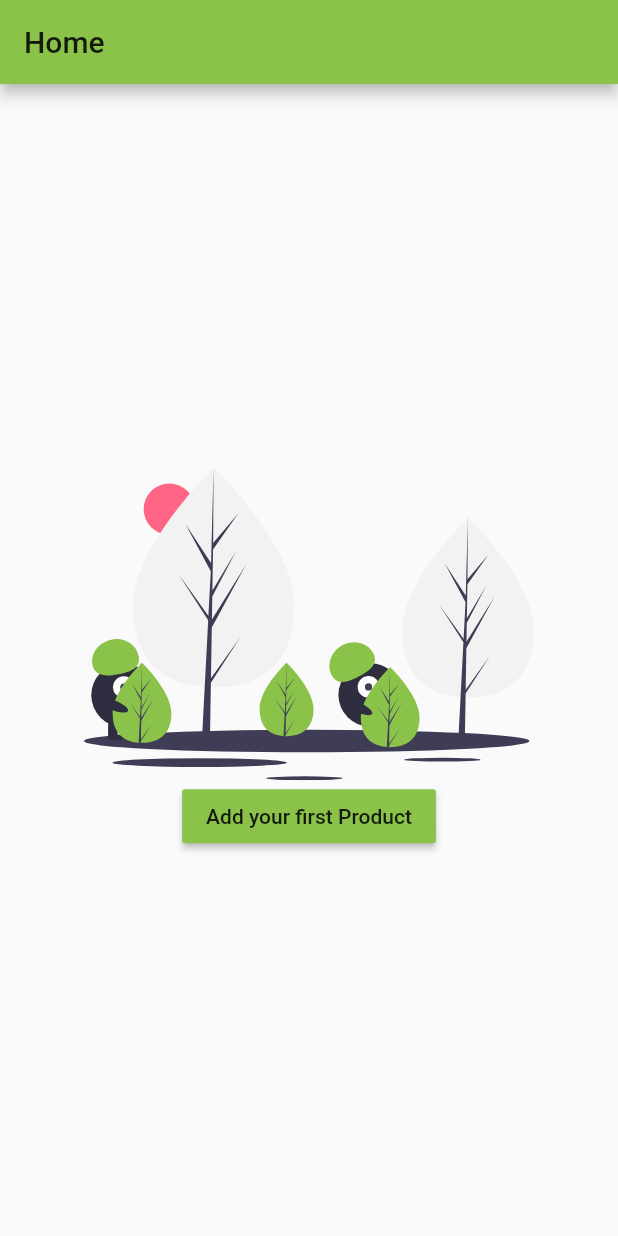
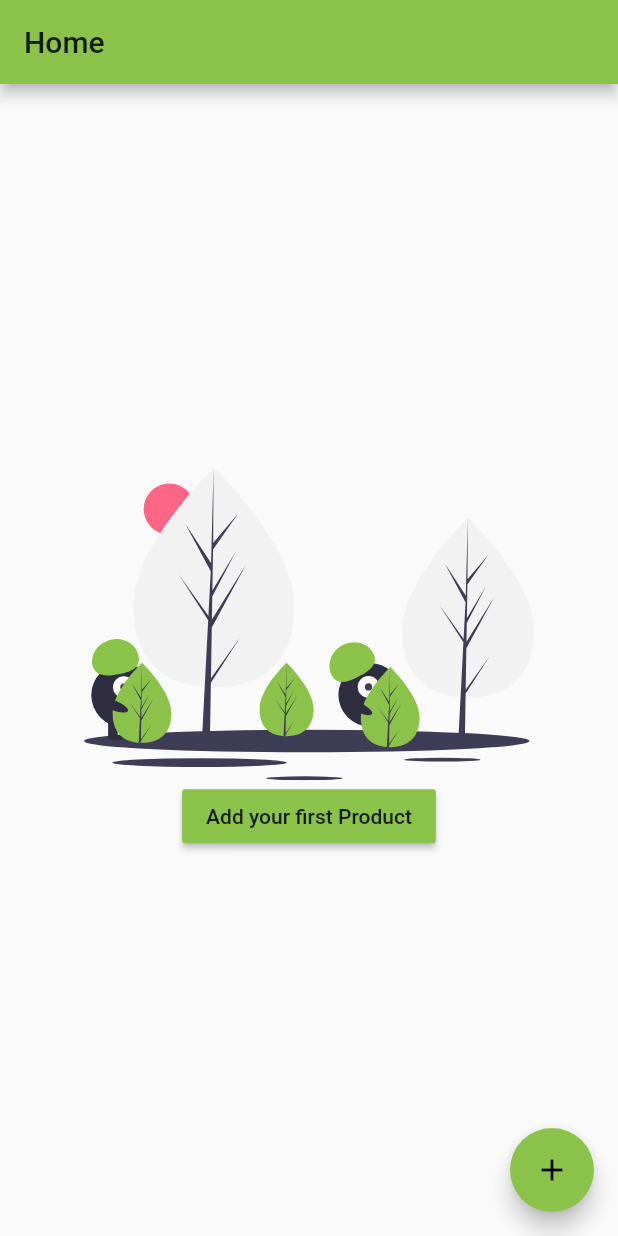
Before and after one commit to GrandSchtroumpf/veggie-market-flutter, a Flutter app: the screen it shows after launch, on a phone screen of 412 x 824 dp. Run offline on Flutter 3.47's test engine with Material 2 defaults, Android fonts, the light colour scheme and no system bars; our stand-ins replace cloud_firestore, firebase_core, firebase_storage, flutter_svg, image_cropper, image_picker; accounts and stored records are empty.

Commit message:
improve imgform

```diff
--- a/lib/product/list.dart
+++ b/lib/product/list.dart
@@ -7,21 +7,19 @@ class ProductList extends StatelessWidget {
   @override
   Widget build(BuildContext context) {
     final service = ServiceProvider.of(context).product;
-    return StreamBuilder<List<Product>>(
-      initialData: [],
+    return Scaffold(
+      appBar: AppBar(title: Text('Home')),
+      body: StreamBuilder<List<Product>>(
         stream: service.valueChanges(),
         builder: (context, snapshot) {
-        Widget body;
-        Widget actionButton = SizedBox.shrink(); // Empty
           if (snapshot.hasError) {
-          body = Text('An error occured ' + snapshot.error);
+            return Text('An error occured ' + snapshot.error);
           }
           if (!snapshot.hasData) {
-          body = Center(child: CircularProgressIndicator());
+            return Center(child: CircularProgressIndicator());
           }
-        final docs = snapshot.data;
           if (snapshot.data.length == 0) {
-          body = Center(
+            return Center(
               child: Column(
                 mainAxisAlignment: MainAxisAlignment.center,
                 crossAxisAlignment: CrossAxisAlignment.center,
@@ -39,22 +37,18 @@ class ProductList extends StatelessWidget {
                 ],
               ),
             );
-        } else {
-          body = ListView.builder(
+          }
+          final docs = snapshot.data;
+          return ListView.builder(
             itemCount: docs.length,
             itemBuilder: (context, i) => ProductItem(docs[i]),
           );
-          actionButton = FloatingActionButton(
+        },
+      ),
+      floatingActionButton: FloatingActionButton(
         child: Icon(Icons.add),
         onPressed: () => Navigator.pushNamed(context, '/create'),
-          );
-        }
-        return Scaffold(
-          appBar: AppBar(title: Text('Home')),
-          body: body,
-          floatingActionButton: actionButton,
-        );
-      },
+      ),
     );
   }
 }
```
Also changed, not shown: lib/image/form.dart (+15 -25 lines), lib/image/tools.dart (+16 -65 lines), lib/product/form.dart (+1 -7 lines). Lines whose indentation alone changed are shown as unchanged.
